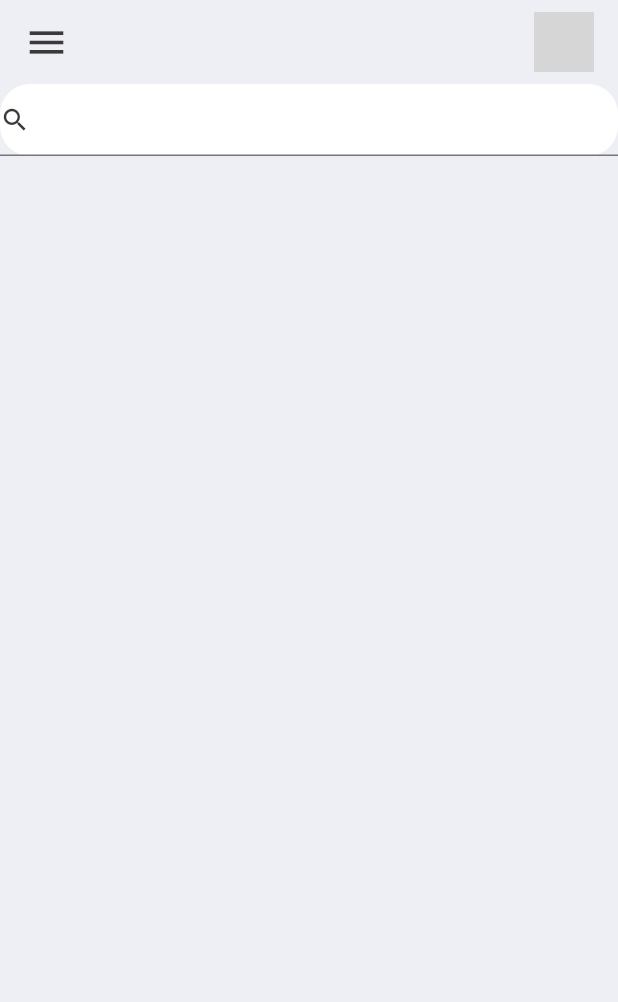
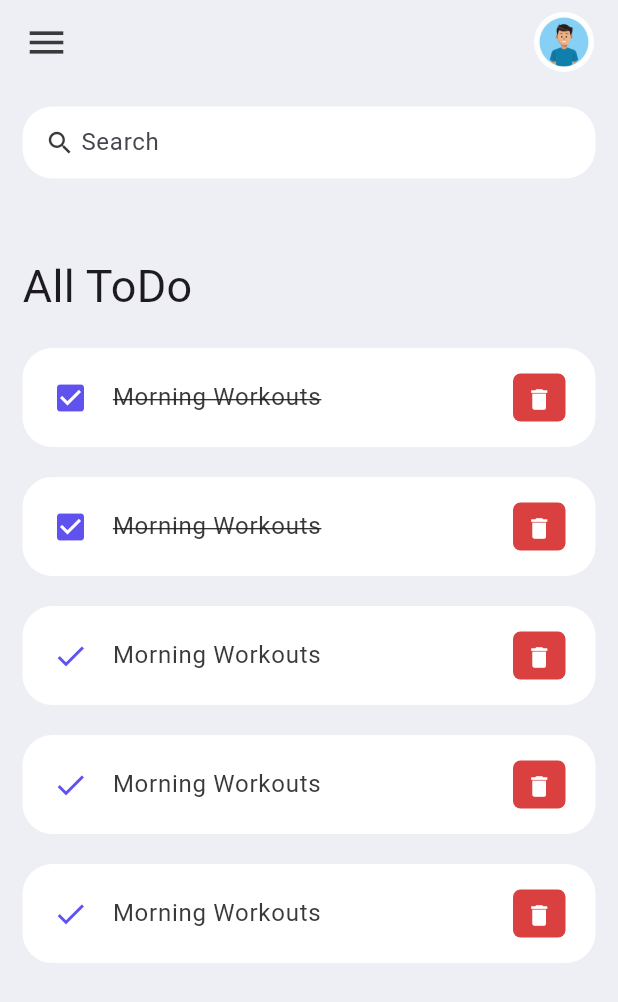
Before and after one commit to CHETHANAR11/CODSOFT, a Flutter app: the screen it shows after launch, on a phone screen of 412 x 824 dp. Shown: the top 1002 px of the screen. Run offline on Flutter 3.47's test engine with Material 3 defaults, Android fonts, the phone set to English and light mode, and no system bars; grey boxes are pictures that could not be loaded.

Commit message:
commit 10

```diff
--- a/todo_app/lib/main.dart
+++ b/todo_app/lib/main.dart
@@ -1,5 +1,6 @@
 import 'package:flutter/material.dart';
 import 'package:flutter/services.dart';
+import 'package:todo_app/model/todo.dart';
 import 'package:todo_app/screens/home.dart';
 
 void main() {
@@ -16,7 +17,7 @@ class MyApp extends StatelessWidget {
     return MaterialApp(
       debugShowCheckedModeBanner: false,
       title: 'To-Do App',
-      home: Home(),
+      home: Home(todo: Todo(id: '011', todoText: 'todoText'),),
     );
   }
 }
--- /dev/null
+++ b/todo_app/lib/model/todo.dart
@@ -0,0 +1,20 @@
+class Todo {
+  String? id;
+  String? todoText;
+  bool isDone;
+
+  Todo({
+    required this.id,
+    required this.todoText,
+    this.isDone = false,
+  });
+  static List<Todo> todoList() {
+    return [
+      Todo(id: '01', todoText: 'Morning Workouts', isDone: true),
+      Todo(id: '02', todoText: 'Morning Workouts', isDone: true),
+      Todo(id: '03', todoText: 'Morning Workouts', isDone: false),
+      Todo(id: '04', todoText: 'Morning Workouts', isDone: false),
+      Todo(id: '05', todoText: 'Morning Workouts', isDone: false),
+    ];
+  }
+}
--- a/todo_app/lib/screens/home.dart
+++ b/todo_app/lib/screens/home.dart
@@ -1,8 +1,14 @@
 import 'package:flutter/material.dart';
 import 'package:todo_app/design/themes.dart';
+import 'package:todo_app/model/todo.dart';
+import 'package:todo_app/widget/todo_items.dart';
 
 class Home extends StatelessWidget {
-  const Home({super.key});
+  final Todo todo;
+
+  Home({Key?key,required this.todo}):super(key: key);
+
+  final todoList = Todo.todoList();
 
   @override
   Widget build(BuildContext context) {
@@ -10,28 +16,50 @@ class Home extends StatelessWidget {
       backgroundColor: tdBGColor,
       appBar: _buildAppBar(),
       body: Container(
+        padding: EdgeInsets.symmetric(horizontal: 15, vertical: 15),
         child: Column(children: [
+          searchBox(),
+          Expanded(
+              child: ListView(
+            children: [
               Container(
+                margin: EdgeInsets.only(
+                  top: 50,
+                  bottom: 20,
+                ),
+                child: Text(
+                  'All ToDo',
+                  style: TextStyle(fontSize: 30, fontWeight: FontWeight.w400),
+                ),
+              ),
+              for (Todo todo in todoList)
+              TodoItem(todo: todo),
+            ],
+          ))
+        ]),
+      ),
+    );
+  }
+
+  Widget searchBox() {
+    return Container(
+      padding: EdgeInsets.symmetric(horizontal: 15),
       decoration: BoxDecoration(
-              color: Colors.white,
-              borderRadius: BorderRadius.circular(20)
-            ),
+          color: Colors.white, borderRadius: BorderRadius.circular(20)),
       child: TextField(
         decoration: InputDecoration(
             contentPadding: EdgeInsets.all(0),
             prefixIcon: Icon(
               Icons.search,
               color: tdBlack,
-                  size:20,
+              size: 20,
             ),
             prefixIconConstraints: BoxConstraints(
               maxHeight: 20,
               maxWidth: 25,
-                )
             ),
-            ),
-          )
-        ]),
+            border: InputBorder.none,
+            hintText: 'Search'),
       ),
     );
   }
@@ -43,17 +71,20 @@ class Home extends StatelessWidget {
       title: Row(
         mainAxisAlignment: MainAxisAlignment.spaceBetween,
         children: [
-        Icon(Icons.menu,color: tdBlack,size: 30,),
+          Icon(
+            Icons.menu,
+            color: tdBlack,
+            size: 30,
+          ),
           Container(
             height: 40,
             width: 40,
             child: ClipRRect(
               borderRadius: BorderRadius.circular(20),
-            child: Image.asset('assets/images/profile.jpeg'),
+              child: Image.asset('assets/images/profile.jpg'),
             ),
           )
         ],
-
       ),
     );
   }
--- /dev/null
+++ b/todo_app/lib/widget/todo_items.dart
@@ -0,0 +1,52 @@
+import 'package:flutter/material.dart';
+import 'package:todo_app/design/themes.dart';
+import 'package:todo_app/model/todo.dart';
+
+class TodoItem extends StatelessWidget {
+  final Todo todo;
+
+  TodoItem({Key?key,required this.todo}):super(key: key);
+
+  @override
+  Widget build(BuildContext context) {
+    return Container(
+      margin: EdgeInsets.only(bottom: 20),
+      child: ListTile(
+        onTap: () {
+          print('clicked todo');
+        },
+        shape: RoundedRectangleBorder(borderRadius: BorderRadius.circular(20)),
+        contentPadding: EdgeInsets.symmetric(horizontal: 20, vertical: 5),
+        tileColor: Colors.white,
+        leading: Icon(
+         todo.isDone? Icons.check_box:Icons.check,
+          color: tdBlue,
+        ),
+        title: Text(todo.todoText!,
+            style: TextStyle(
+              fontSize: 16,
+              color: tdBlack,
+              decoration: todo.isDone?TextDecoration.lineThrough:null,
+            )),
+        trailing: Container(
+          padding: EdgeInsets.all(0),
+          margin: EdgeInsets.symmetric(vertical: 12),
+          height: 35,
+          width: 35,
+          decoration: BoxDecoration(
+            color: tdRed,
+            borderRadius: BorderRadius.circular(5),
+          ),
+          child: IconButton(
+            color: Colors.white,
+            iconSize: 18,
+            icon: Icon(Icons.delete),
+            onPressed: () {
+              print('delete pressed');
+            },
+          ),
+        ),
+      ),
+    );
+  }
+}
```
Lines whose indentation alone changed are shown as unchanged.
